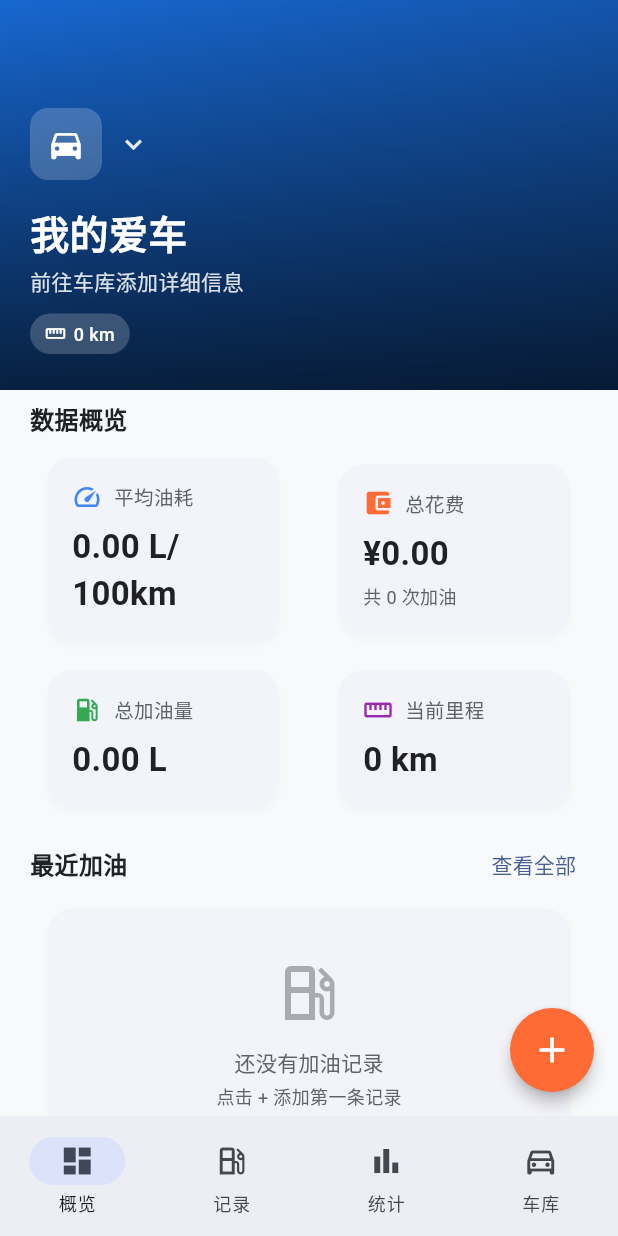
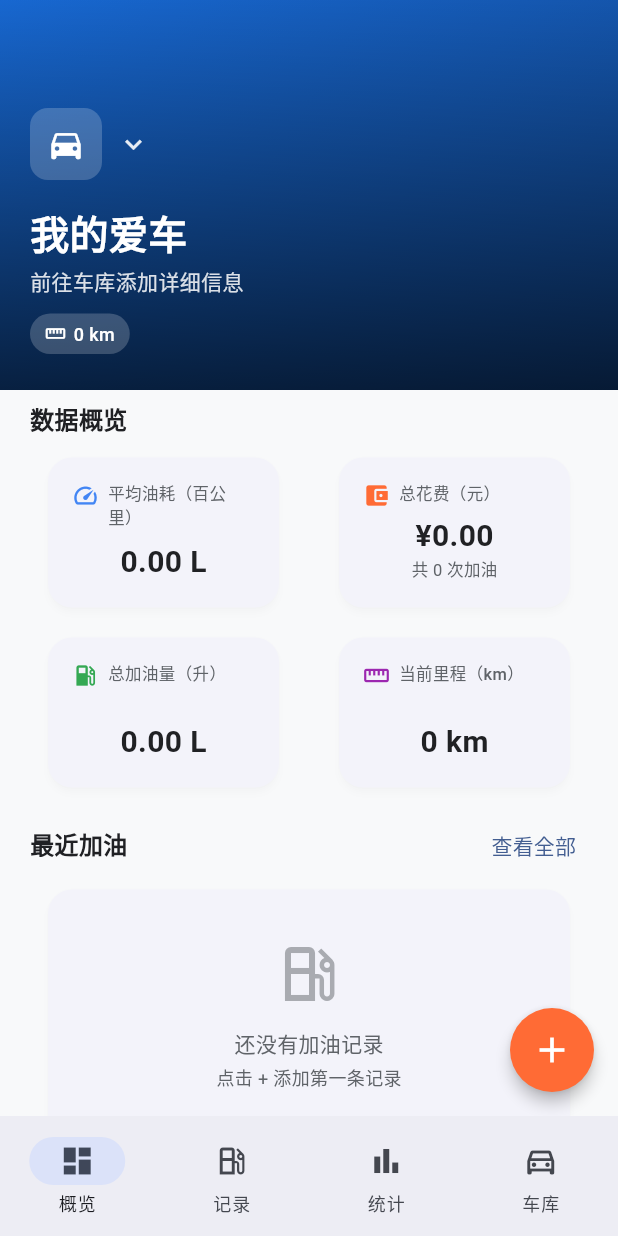
Before and after one commit to Panlf/fuel_track, a Flutter app: the screen it shows after launch, on a phone screen of 412 x 824 dp. Run offline on Flutter 3.47's test engine with Material 3 defaults, Android fonts, the phone set to English and light mode, and no system bars; our stand-ins replace fl_chart, image_picker, share_plus, shared_preferences, sqflite; missing offline and left inert: excel; accounts and stored records are empty.

Commit message:
feat: Excel导出、统计图表修复、包名整改、UI优化
- 新增Excel导出功能（加油记录页面右上角按钮）
- 修复油耗趋势图表x轴重复标签（添加interval:1）
- 修复加油费图表y轴异常上限（改为niceInterval计算）
- 统计卡片豆腐块统一高度100px
- 包名从com.example.fuel_track改为com.github.panlf.fueltrack
- 统计卡片标题加单位（百公里/元/升/km）
- 数据即时刷新（添加onDataChanged回调）
- 完善README文档

```diff
--- a/lib/main.dart
+++ b/lib/main.dart
@@ -44,14 +44,18 @@ class _MainScreenState extends State<MainScreen> {
     setState(() => _refreshKey++);
   }
 
+  void _onDataChanged() {
+    setState(() => _refreshKey++);
+  }
+
   @override
   Widget build(BuildContext context) {
     return Scaffold(
       body: IndexedStack(
         index: _currentIndex,
         children: [
-          DashboardScreen(key: ValueKey('dash_$_refreshKey')),
-          FuelRecordsScreen(key: ValueKey('records_$_refreshKey')),
+          DashboardScreen(key: ValueKey('dash_$_refreshKey'), onDataChanged: _onDataChanged),
+          FuelRecordsScreen(key: ValueKey('records_$_refreshKey'), onDataChanged: _onDataChanged),
           StatisticsScreen(key: ValueKey('stats_$_refreshKey')),
           VehicleManagementScreen(onVehicleChanged: _onVehicleChanged),
         ],
--- a/lib/screens/dashboard_screen.dart
+++ b/lib/screens/dashboard_screen.dart
@@ -11,7 +11,9 @@ import 'add_edit_fuel_record_screen.dart';
 import 'fuel_records_screen.dart';
 
 class DashboardScreen extends StatefulWidget {
-  const DashboardScreen({super.key});
+  final VoidCallback? onDataChanged;
+
+  const DashboardScreen({super.key, this.onDataChanged});
 
   @override
   State<DashboardScreen> createState() => _DashboardScreenState();
@@ -201,6 +203,7 @@ class _DashboardScreenState extends State<DashboardScreen> {
             ),
           );
           _loadData();
+          widget.onDataChanged?.call();
         },
         child: const Icon(Icons.add, size: 28),
       ),
@@ -467,8 +470,8 @@ class _DashboardScreenState extends State<DashboardScreen> {
             children: [
               Expanded(
                 child: StatsCard(
-                  title: '平均油耗',
-                  value: FuelUtils.formatConsumption(_avgConsumption),
+                  title: '平均油耗（百公里）',
+                  value: '${FuelUtils.formatConsumption(_avgConsumption)} L',
                   icon: Icons.speed,
                   iconColor: AppColors.chartBlue,
                 ),
@@ -476,7 +479,7 @@ class _DashboardScreenState extends State<DashboardScreen> {
               const SizedBox(width: 8),
               Expanded(
                 child: StatsCard(
-                  title: '总花费',
+                  title: '总花费（元）',
                   value: FuelUtils.formatCurrency(_totalCost),
                   subtitle: '共 $_totalRecords 次加油',
                   icon: Icons.account_balance_wallet,
@@ -490,7 +493,7 @@ class _DashboardScreenState extends State<DashboardScreen> {
             children: [
               Expanded(
                 child: StatsCard(
-                  title: '总加油量',
+                  title: '总加油量（升）',
                   value: FuelUtils.formatLiters(_totalLiters),
                   icon: Icons.local_gas_station,
                   iconColor: AppColors.success,
@@ -499,7 +502,7 @@ class _DashboardScreenState extends State<DashboardScreen> {
               const SizedBox(width: 8),
               Expanded(
                 child: StatsCard(
-                  title: '当前里程',
+                  title: '当前里程（km）',
                   value: FuelUtils.formatOdometer(
                       _currentVehicle?.odometer ?? 0),
                   icon: Icons.straighten,
@@ -592,6 +595,7 @@ class _DashboardScreenState extends State<DashboardScreen> {
                       ),
                     );
                     _loadData();
+                    widget.onDataChanged?.call();
                   },
                 ))),
           const SizedBox(height: 80),
--- a/lib/utils/fuel_utils.dart
+++ b/lib/utils/fuel_utils.dart
@@ -33,7 +33,7 @@ class FuelUtils {
 
   static String formatConsumption(double? consumption) {
     if (consumption == null) return '--';
-    return '${consumption.toStringAsFixed(2)} L/100km';
+    return consumption.toStringAsFixed(2);
   }
 
   static double? calculateConsumption(
--- a/lib/widgets/stats_card.dart
+++ b/lib/widgets/stats_card.dart
@@ -20,46 +20,58 @@ class StatsCard extends StatelessWidget {
   @override
   Widget build(BuildContext context) {
     return Card(
+      child: SizedBox(
+        height: 100,
         child: Padding(
           padding: const EdgeInsets.all(16),
           child: Column(
             crossAxisAlignment: CrossAxisAlignment.start,
-          mainAxisSize: MainAxisSize.min,
+            mainAxisAlignment: MainAxisAlignment.spaceBetween,
             children: [
               Row(
+                crossAxisAlignment: CrossAxisAlignment.start,
                 children: [
-                Icon(icon, color: iconColor ?? AppColors.primary, size: 20),
-                const SizedBox(width: 8),
-                Text(
+                  Icon(icon, color: iconColor ?? AppColors.primary, size: 18),
+                  const SizedBox(width: 6),
+                  Expanded(
+                    child: Text(
                       title,
                       style: const TextStyle(
-                    fontSize: 13,
+                        fontSize: 11,
                         color: AppColors.textSecondary,
                         fontWeight: FontWeight.w500,
                       ),
                     ),
+                  ),
                 ],
               ),
-            const SizedBox(height: 8),
+              Center(
+                child: Column(
+                  mainAxisSize: MainAxisSize.min,
+                  children: [
                     Text(
                       value,
                       style: const TextStyle(
-                fontSize: 22,
+                        fontSize: 20,
                         fontWeight: FontWeight.bold,
                         color: AppColors.textPrimary,
                       ),
                     ),
-            if (subtitle != null) ...[
-              const SizedBox(height: 4),
+                    if (subtitle != null)
                       Text(
                         subtitle!,
                         style: const TextStyle(
-                  fontSize: 12,
+                          fontSize: 11,
                           color: AppColors.textSecondary,
+                        ),
+                        maxLines: 1,
+                        overflow: TextOverflow.ellipsis,
+                      ),
+                  ],
                 ),
               ),
             ],
-          ],
+          ),
         ),
       ),
     );
--- a/pubspec.yaml
+++ b/pubspec.yaml
@@ -40,6 +40,8 @@ dependencies:
   fl_chart: ^0.70.2
   image_picker: ^1.1.2
   shared_preferences: ^2.3.5
+  excel: ^4.0.6
+  share_plus: ^10.1.4
 
 dev_dependencies:
   flutter_test:
```
Also changed, not shown: lib/screens/fuel_records_screen.dart (+96 -1 lines), lib/screens/statistics_screen.dart (+27 -6 lines), pubspec.lock, 4 other files. Lines whose indentation alone changed are shown as unchanged.
